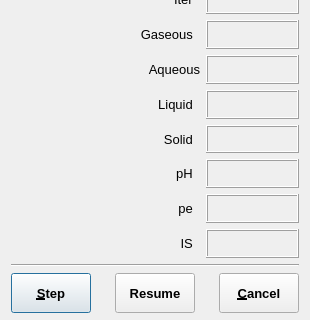
First picture: the form in GUI/Dialogs4/ProgressDialog4.ui, repository gemshub/GEMSGUI, before the edit; both pictures show x 0 to 310 and y 140 to 460 of the 310 by 460 pixel window.
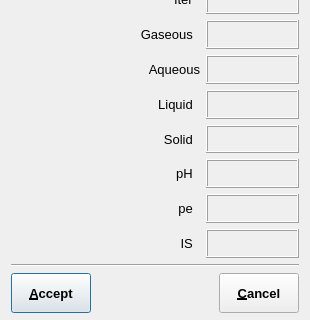
Second picture: the form after the edit.

The edit to the form file:
```diff
--- a/GUI/Dialogs4/ProgressDialog4.ui
+++ b/GUI/Dialogs4/ProgressDialog4.ui
@@ -529,7 +529,7 @@
         <string>Make next iteration in Stepwise mode</string>
        </property>
        <property name="text">
-        <string>&amp;Step</string>
+        <string>&amp;Accept</string>
        </property>
        <property name="shortcut">
         <string>Alt+S</string>
@@ -552,50 +552,6 @@
        </property>
       </spacer>
      </item>
-     <item>
-      <widget class="QPushButton" name="pResume">
-       <property name="sizePolicy">
-        <sizepolicy hsizetype="Minimum" vsizetype="Fixed">
-         <horstretch>0</horstretch>
-         <verstretch>0</verstretch>
-        </sizepolicy>
-       </property>
-       <property name="minimumSize">
-        <size>
-         <width>80</width>
-         <height>40</height>
-        </size>
-       </property>
-       <property name="font">
-        <font>
-         <weight>75</weight>
-         <bold>true</bold>
-        </font>
-       </property>
-       <property name="toolTip">
-        <string>Make all iteration in Stepwise mode</string>
-       </property>
-       <property name="text">
-        <string>Resume</string>
-       </property>
-      </widget>
-     </item>
-     <item>
-      <spacer>
-       <property name="orientation">
-        <enum>Qt::Horizontal</enum>
-       </property>
-       <property name="sizeType">
-        <enum>QSizePolicy::Expanding</enum>
-       </property>
-       <property name="sizeHint" stdset="0">
-        <size>
-         <width>40</width>
-         <height>16</height>
-        </size>
-       </property>
-      </spacer>
-     </item>
      <item>
       <widget class="QPushButton" name="pClose">
        <property name="sizePolicy">
```
Left out of the diff: 2 changed lines with no effect on the pictures.
